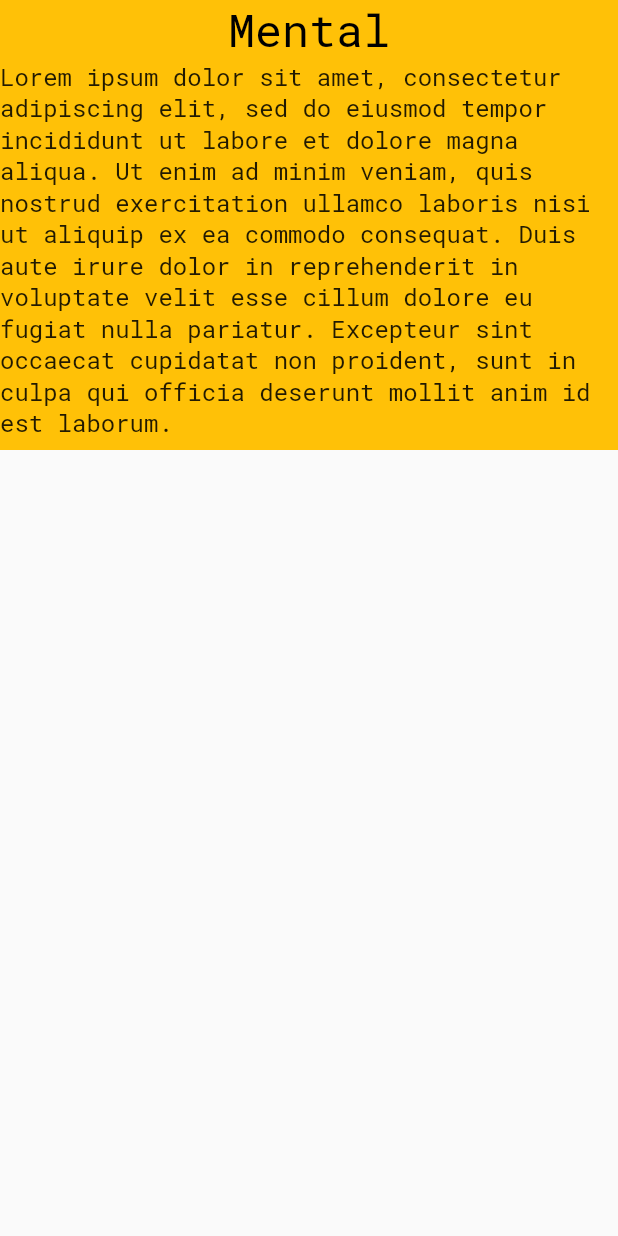
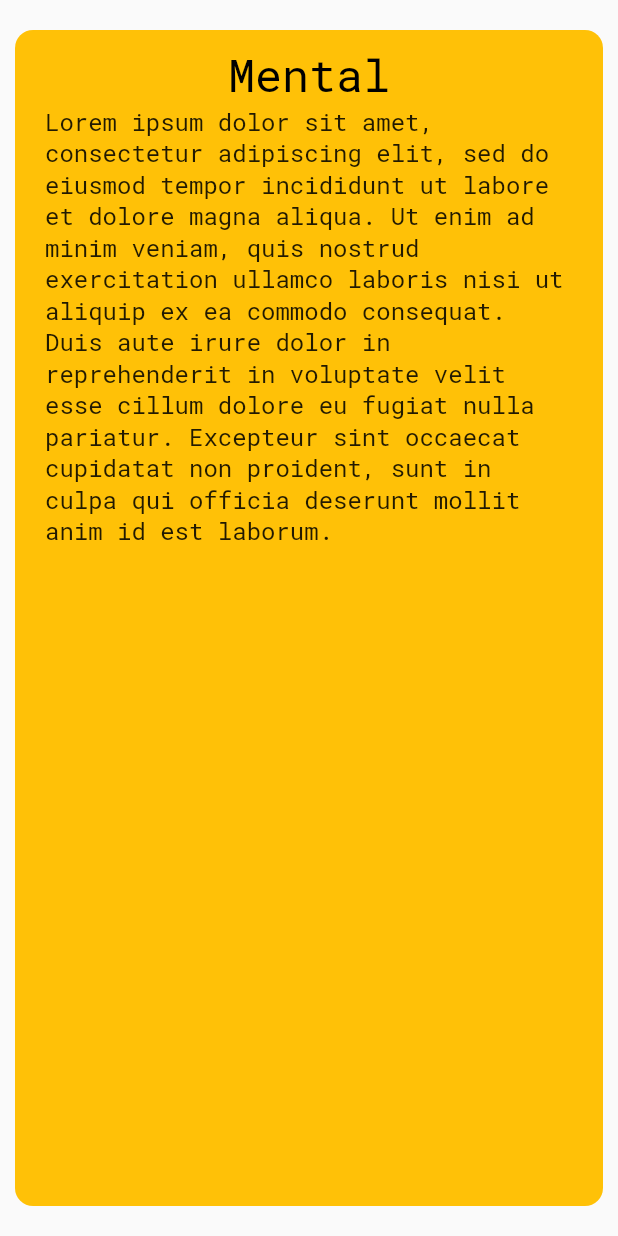
Before and after one commit to Roope1/UIUX-final-project, a Flutter app: the MentalContent widget shown alone on an empty page, opened directly, on a phone screen of 412 x 824 dp. Run offline on Flutter 3.47's test engine with Material 2 defaults, Android fonts, the phone set to English and light mode, and no system bars; our stand-ins replace google_fonts.

Commit message:
Update main.dart

```diff
--- a/project/lib/main.dart
+++ b/project/lib/main.dart
@@ -12,6 +12,24 @@
   fontSize: 30,
   color: Colors.black);
 
+const double textBoxWidth = 800;
+
+var textBoxDec = const BoxDecoration (
+  color: Colors.amber,
+  borderRadius: BorderRadius.all(
+    Radius.circular(12.0),
+  ),
+);
+
+var textBoxPadding = const EdgeInsets.symmetric(
+  vertical: 10,
+  horizontal: 20,
+);
+
+var textBoxMargin = const EdgeInsets.symmetric(
+  horizontal: 10,
+  vertical: 20
+);
 
 void main() {
   runApp(const MyApp());
@@ -110,10 +128,11 @@
   @override
   Widget build(BuildContext context) {
     return Container(
+      decoration: textBoxDec,
+      padding: textBoxPadding,
+      margin: textBoxMargin,
       alignment: Alignment.center,
-      height: 300,
-      width: 600,
-      color: Colors.amber,
+      width: textBoxWidth,
       child : Column(children: [
         Text("Social", style: buttonTextStyle),
         //Actual text
@@ -132,10 +151,11 @@
   @override
   Widget build(BuildContext context) {
     return Container(
+      decoration: textBoxDec,
+      margin: textBoxMargin,
+      padding: textBoxPadding,
       alignment: Alignment.center,
-      height: 300,
-      width: 600,
-      color: Colors.amber,
+      width: textBoxWidth,
       child : Column(children: [
         Text("Physical", style: buttonTextStyle),
         //Actual text
@@ -154,10 +174,11 @@
   @override
   Widget build(BuildContext context) {
     return Container(
+      decoration: textBoxDec,
+      padding: textBoxPadding,
+      margin: textBoxMargin,
       alignment: Alignment.center,
-      height: 300,
-      width: 600,
-      color: Colors.amber,
+      width: textBoxWidth,
       child : Column(children: [
         Text("Mental", style: buttonTextStyle),
         //Actual text
@@ -176,10 +197,11 @@
   @override
   Widget build(BuildContext context) {
     return Container(
+      decoration: textBoxDec,
+      padding: textBoxPadding,
+      margin: textBoxMargin,
       alignment: Alignment.center,
-      height: 300,
-      width: 600,
-      color: Colors.amber,
+      width: textBoxWidth,
       child : Column(children: [
         Text("Resources", style: buttonTextStyle),
         //Actual text
```
